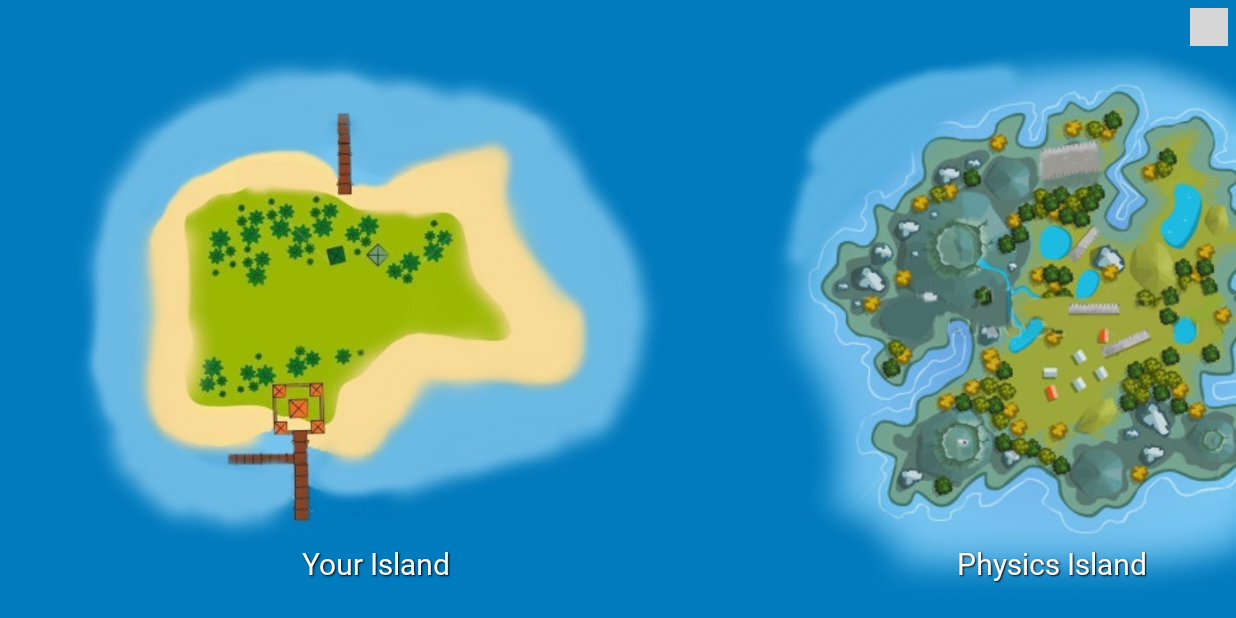
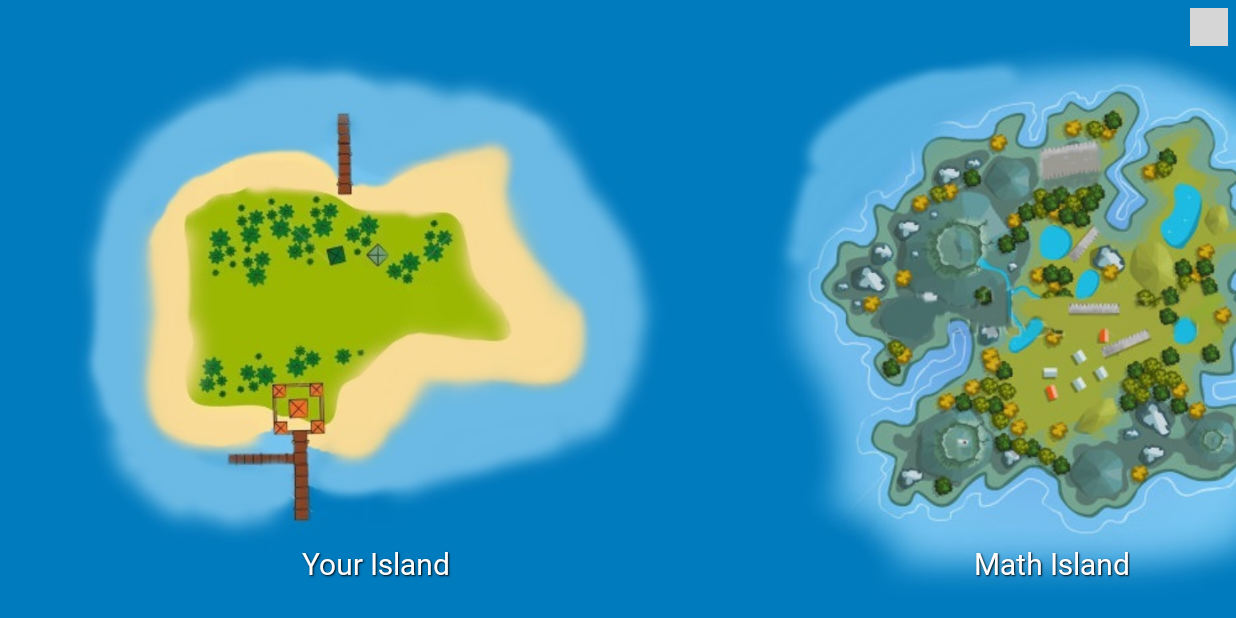
Before and after one commit to darkvoid32/RGSTeam2IdeaHacks, an Android app: the screen it shows after launch (MainActivity), on a phone screen of 824 x 412 dp (held sideways). Run offline under Robolectric (Android 15) with nearby library versions, the phone set to English and light mode, and no system bars; grey boxes are pictures that could not be loaded.

Commit message:
Fixed Math Island

```diff
--- a/app/src/main/AndroidManifest.xml
+++ b/app/src/main/AndroidManifest.xml
@@ -17,12 +17,12 @@
                 <category android:name="android.intent.category.LAUNCHER" />
             </intent-filter>
         </activity>
-        <!--<activity android:name=".MathIslandActivity"
+        <activity android:name=".MathIslandActivity"
             android:screenOrientation="sensorLandscape">
             <intent-filter>
                 <action android:name="android.intent.action.MAIN" />
             </intent-filter>
-        </activity>-->
+        </activity>
     </application>
 
 </manifest>
--- a/app/src/main/java/com/example/admin/rgsteam2ideahacks/MainActivity.java
+++ b/app/src/main/java/com/example/admin/rgsteam2ideahacks/MainActivity.java
@@ -1,9 +1,12 @@
 package com.example.admin.rgsteam2ideahacks;
 
 import android.app.ActionBar;
+import android.content.Intent;
 import android.provider.ContactsContract;
 import android.support.v7.app.AppCompatActivity;
 import android.os.Bundle;
+import android.util.Log;
+import android.view.View;
 import android.view.ViewTreeObserver;
 import android.view.Window;
 import android.view.WindowManager;
@@ -48,6 +51,27 @@ public class MainActivity extends AppCompatActivity {
                 scrollView.scrollTo(scrollView.getChildAt(0).getWidth()/3, 0);
             }
         });
+
+
+
+        mainIV.setOnClickListener(new View.OnClickListener(){
+            public void onClick(View v) {
+                Log.v("CLICK", " click");
+            }
+        });
+
+        mathIV.setOnClickListener(new View.OnClickListener(){
+            public void onClick(View v) {
+                final Intent intent = new Intent (MainActivity.this, MathIslandActivity.class);
+                startActivity(intent);
+            }
+        });
+
+        physicsIV.setOnClickListener(new View.OnClickListener(){
+            public void onClick(View v) {
+                Log.v("CLICK", " click");
+            }
+        });
     }
 
 }
--- a/app/src/main/res/layout/activity_main.xml
+++ b/app/src/main/res/layout/activity_main.xml
@@ -27,6 +27,7 @@
                     android:id="@+id/sideIslandPhysicsIV"
                     android:layout_width="wrap_content"
                     android:layout_height="wrap_content"
+                    android:clickable="true"
                     android:src="@drawable/sideisland_physics" />
 
                 <TextView
@@ -36,9 +37,11 @@
                     android:layout_alignParentBottom="true"
                     android:layout_centerHorizontal="true"
                     android:layout_marginBottom="20dp"
-                    android:text="Math Island"
+                    android:text="Physics Island"
                     android:textSize="20dp"
                     android:typeface="monospace" />
+
+
 
             </RelativeLayout>
 
@@ -50,6 +53,7 @@
                     android:id="@+id/mainIsland"
                     android:layout_width="wrap_content"
                     android:layout_height="wrap_content"
+                    android:clickable="true"
                     android:src="@drawable/mainisland_top" />
 
                 <TextView
@@ -73,8 +77,7 @@
                     android:id="@+id/sideIslandMathIV"
                     android:layout_width="400dp"
                     android:layout_height="match_parent"
-                    android:layout_alignParentRight="true"
-                    android:layout_alignParentTop="true"
+                    android:clickable="true"
                     android:src="@drawable/sideisland_math" />
 
                 <TextView
@@ -84,7 +87,7 @@
                     android:layout_alignParentBottom="true"
                     android:layout_centerHorizontal="true"
                     android:layout_marginBottom="20dp"
-                    android:text="Physics Island"
+                    android:text="Math Island"
                     android:textSize="20dp"
                     android:typeface="monospace" />
 
```
Also changed, not shown: app/src/main/java/com/example/admin/rgsteam2ideahacks/MathIslandActivity.java (+11 -4 lines), app/src/main/res/layout/activity_math_island.xml (+4 -4 lines).
